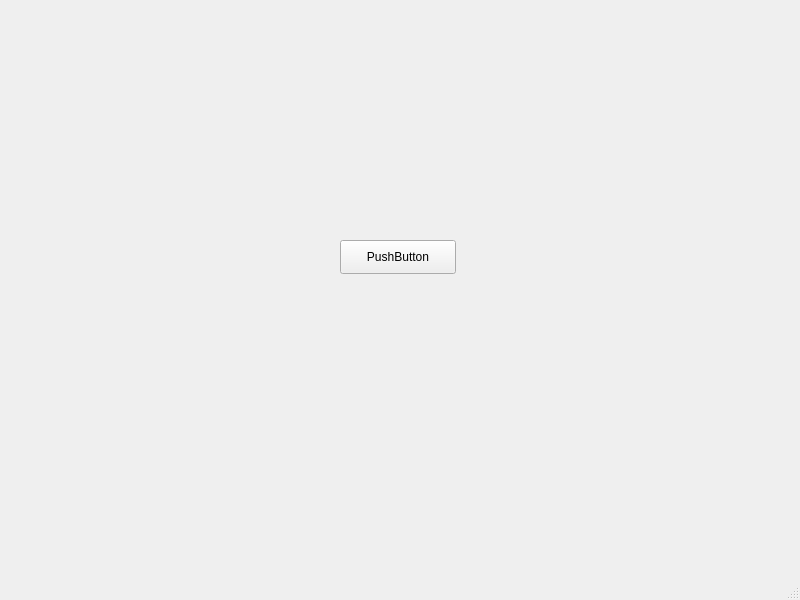
Above: Cpp/08_QT/qt-demo/mainwindow.ui from Mo-Alsehli/Embedded_Linux_NTI before the change. Below: the same form after it.
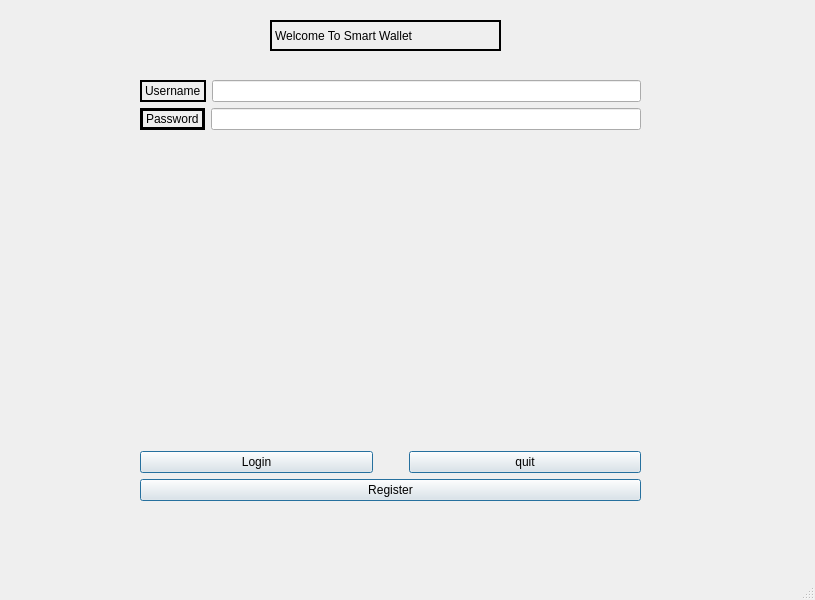
That is the form after the change.

Commit message: Cpp multi-threading && refactoring wallet project

What changed in the file:
```diff
--- a/Cpp/08_QT/qt-demo/mainwindow.ui
+++ b/Cpp/08_QT/qt-demo/mainwindow.ui
@@ -6,7 +6,7 @@
    <rect>
     <x>0</x>
     <y>0</y>
-    <width>800</width>
+    <width>815</width>
     <height>600</height>
    </rect>
   </property>
@@ -14,19 +14,157 @@
    <string>MainWindow</string>
   </property>
   <widget class="QWidget" name="centralwidget">
-   <widget class="QPushButton" name="pushButton">
+   <widget class="QLabel" name="label_3">
     <property name="geometry">
      <rect>
-      <x>340</x>
-      <y>240</y>
-      <width>116</width>
-      <height>34</height>
+      <x>270</x>
+      <y>20</y>
+      <width>231</width>
+      <height>31</height>
      </rect>
     </property>
+    <property name="frameShape">
+     <enum>QFrame::Shape::WinPanel</enum>
+    </property>
     <property name="text">
-     <string>PushButton</string>
+     <string>Welcome To Smart Wallet</string>
     </property>
    </widget>
+   <widget class="QWidget" name="">
+    <property name="geometry">
+     <rect>
+      <x>140</x>
+      <y>80</y>
+      <width>501</width>
+      <height>421</height>
+     </rect>
+    </property>
+    <layout class="QVBoxLayout" name="verticalLayout_2">
+     <item>
+      <layout class="QHBoxLayout" name="horizontalLayout">
+       <item>
+        <widget class="QLabel" name="label">
+         <property name="frameShape">
+          <enum>QFrame::Shape::Box</enum>
+         </property>
+         <property name="frameShadow">
+          <enum>QFrame::Shadow::Plain</enum>
+         </property>
+         <property name="lineWidth">
+          <number>2</number>
+         </property>
+         <property name="text">
+          <string>Username</string>
+         </property>
+        </widget>
+       </item>
+       <item>
+        <widget class="QLineEdit" name="lineEdit">
+         <property name="frame">
+          <bool>true</bool>
+         </property>
+        </widget>
+       </item>
+      </layout>
+     </item>
+     <item>
+      <layout class="QVBoxLayout" name="verticalLayout">
+       <item>
+        <layout class="QHBoxLayout" name="horizontalLayout_2">
+         <item>
+          <widget class="QLabel" name="label_2">
+           <property name="frameShape">
+            <enum>QFrame::Shape::Box</enum>
+           </property>
+           <property name="lineWidth">
+            <number>3</number>
+           </property>
+           <property name="text">
+            <string>Password</string>
+           </property>
+          </widget>
+         </item>
+         <item>
+          <widget class="QLineEdit" name="lineEdit_2"/>
+         </item>
+        </layout>
+       </item>
+       <item>
+        <spacer name="verticalSpacer">
+         <property name="orientation">
+          <enum>Qt::Orientation::Vertical</enum>
+         </property>
+         <property name="sizeHint" stdset="0">
+          <size>
+           <width>20</width>
+           <height>40</height>
+          </size>
+         </property>
+        </spacer>
+       </item>
+       <item>
+        <layout class="QHBoxLayout" name="horizontalLayout_3">
+         <item>
+          <widget class="QPushButton" name="pushButton_2">
+           <property name="text">
+            <string>Login</string>
+           </property>
+           <property name="iconSize">
+            <size>
+             <width>10</width>
+             <height>20</height>
+            </size>
+           </property>
+           <property name="default">
+            <bool>true</bool>
+           </property>
+          </widget>
+         </item>
+         <item>
+          <spacer name="horizontalSpacer">
+           <property name="orientation">
+            <enum>Qt::Orientation::Horizontal</enum>
+           </property>
+           <property name="sizeType">
+            <enum>QSizePolicy::Policy::Preferred</enum>
+           </property>
+           <property name="sizeHint" stdset="0">
+            <size>
+             <width>30</width>
+             <height>20</height>
+            </size>
+           </property>
+          </spacer>
+         </item>
+         <item>
+          <widget class="QPushButton" name="pushButton">
+           <property name="text">
+            <string>quit</string>
+           </property>
+           <property name="default">
+            <bool>true</bool>
+           </property>
+          </widget>
+         </item>
+        </layout>
+       </item>
+       <item>
+        <widget class="QPushButton" name="pushButton_3">
+         <property name="text">
+          <string>Register</string>
+         </property>
+         <property name="autoDefault">
+          <bool>false</bool>
+         </property>
+         <property name="default">
+          <bool>true</bool>
+         </property>
+        </widget>
+       </item>
+      </layout>
+     </item>
+    </layout>
+   </widget>
   </widget>
   <widget class="QMenuBar" name="menubar">
    <property name="geometry">
```
Left out of the diff: 5 changed lines with no effect on the pictures. The commit also changes 49 other files.
